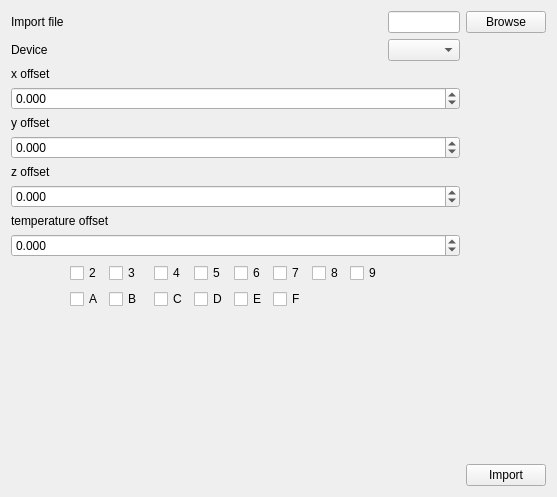
Before: the Qt Designer form mainwindow.ui in elizandm/tiltTestTool, drawn with Qt 5.
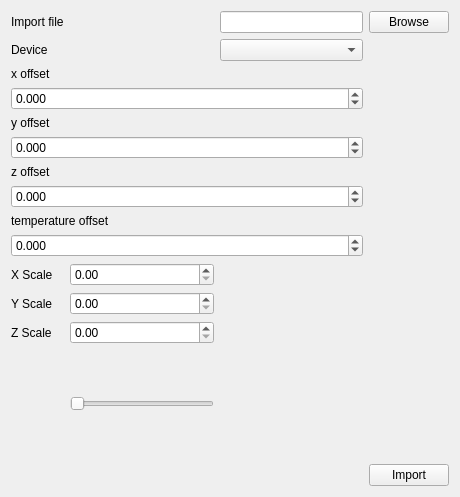
After: the same form once the commit is applied.

```diff
--- a/mainwindow.ui
+++ b/mainwindow.ui
@@ -15,7 +15,7 @@
   </property>
   <widget class="QWidget" name="centralWidget">
    <layout class="QGridLayout" name="gridLayout">
-    <item row="5" column="0" colspan="11">
+    <item row="5" column="0" colspan="3">
      <widget class="QDoubleSpinBox" name="doubleSpinBox_y_offset">
       <property name="decimals">
        <number>3</number>
@@ -31,7 +31,14 @@
       </property>
      </widget>
     </item>
-    <item row="9" column="0" colspan="11">
+    <item row="14" column="3">
+     <widget class="QPushButton" name="btn_import">
+      <property name="text">
+       <string>Import</string>
+      </property>
+     </widget>
+    </item>
+    <item row="9" column="0" colspan="3">
      <widget class="QDoubleSpinBox" name="doubleSpinBox_temp_offset">
       <property name="decimals">
        <number>3</number>
@@ -44,14 +51,7 @@
       </property>
      </widget>
     </item>
-    <item row="13" column="11">
-     <widget class="QPushButton" name="btn_import">
-      <property name="text">
-       <string>Import</string>
-      </property>
-     </widget>
-    </item>
-    <item row="7" column="0" colspan="11">
+    <item row="7" column="0" colspan="3">
      <widget class="QDoubleSpinBox" name="doubleSpinBox_z_offset">
       <property name="decimals">
        <number>3</number>
@@ -67,7 +67,7 @@
       </property>
      </widget>
     </item>
-    <item row="8" column="0" colspan="11">
+    <item row="8" column="0" colspan="3">
      <widget class="QLabel" name="label_5">
       <property name="text">
        <string>temperature offset</string>
@@ -102,7 +102,7 @@
       </property>
      </widget>
     </item>
-    <item row="3" column="0" colspan="11">
+    <item row="3" column="0" colspan="3">
      <widget class="QDoubleSpinBox" name="doubleSpinBox_x_offset">
       <property name="decimals">
        <number>3</number>
@@ -118,13 +118,13 @@
       </property>
      </widget>
     </item>
-    <item row="0" column="10">
-     <widget class="QLineEdit" name="lineEdit_import_file"/>
-    </item>
-    <item row="1" column="10">
+    <item row="1" column="2">
      <widget class="QComboBox" name="comboBox_device"/>
     </item>
-    <item row="0" column="11">
+    <item row="0" column="2">
+     <widget class="QLineEdit" name="lineEdit_import_file"/>
+    </item>
+    <item row="0" column="3">
      <widget class="QPushButton" name="btn_browse">
       <property name="text">
        <string>Browse</string>
@@ -138,7 +138,20 @@
       </property>
      </widget>
     </item>
-    <item row="12" column="0">
+    <item row="11" column="1">
+     <widget class="QDoubleSpinBox" name="Y_Scale_Spin"/>
+    </item>
+    <item row="13" column="1">
+     <widget class="QSlider" name="horizontalSlider">
+      <property name="orientation">
+       <enum>Qt::Horizontal</enum>
+      </property>
+     </widget>
+    </item>
+    <item row="10" column="1">
+     <widget class="QDoubleSpinBox" name="X_Scale_spin"/>
+    </item>
+    <item row="13" column="0">
      <spacer name="verticalSpacer">
       <property name="orientation">
        <enum>Qt::Vertical</enum>
@@ -151,101 +164,27 @@
       </property>
      </spacer>
     </item>
-    <item row="10" column="4">
-     <widget class="QCheckBox" name="checkBox_3">
-      <property name="text">
-       <string>4</string>
-      </property>
-     </widget>
+    <item row="12" column="1">
+     <widget class="QDoubleSpinBox" name="Z_Scale_Spin"/>
     </item>
-    <item row="10" column="1">
-     <widget class="QCheckBox" name="checkBox">
+    <item row="10" column="0">
+     <widget class="QLabel" name="label_7">
       <property name="text">
-       <string>2</string>
+       <string>X Scale</string>
       </property>
      </widget>
     </item>
-    <item row="10" column="9">
-     <widget class="QCheckBox" name="checkBox_8">
+    <item row="11" column="0">
+     <widget class="QLabel" name="label_8">
       <property name="text">
-       <string>9</string>
+       <string>Y Scale</string>
       </property>
      </widget>
     </item>
-    <item row="10" column="2">
-     <widget class="QCheckBox" name="checkBox_2">
+    <item row="12" column="0">
+     <widget class="QLabel" name="label_9">
       <property name="text">
-       <string>3</string>
-      </property>
-     </widget>
-    </item>
-    <item row="10" column="5">
-     <widget class="QCheckBox" name="checkBox_4">
-      <property name="text">
-       <string>5</string>
-      </property>
-     </widget>
-    </item>
-    <item row="10" column="7">
-     <widget class="QCheckBox" name="checkBox_6">
-      <property name="text">
-       <string>7</string>
-      </property>
-     </widget>
-    </item>
-    <item row="10" column="6">
-     <widget class="QCheckBox" name="checkBox_5">
-      <property name="text">
-       <string>6</string>
-      </property>
-     </widget>
-    </item>
-    <item row="10" column="8">
-     <widget class="QCheckBox" name="checkBox_7">
-      <property name="text">
-       <string>8</string>
-      </property>
-     </widget>
-    </item>
-    <item row="11" column="1">
-     <widget class="QCheckBox" name="checkBox_9">
-      <property name="text">
-       <string>A</string>
-      </property>
-     </widget>
-    </item>
-    <item row="11" column="2">
-     <widget class="QCheckBox" name="checkBox_10">
-      <property name="text">
-       <string>B</string>
-      </property>
-     </widget>
-    </item>
-    <item row="11" column="4">
-     <widget class="QCheckBox" name="checkBox_11">
-      <property name="text">
-       <string>C</string>
-      </property>
-     </widget>
-    </item>
-    <item row="11" column="5">
-     <widget class="QCheckBox" name="checkBox_12">
-      <property name="text">
-       <string>D</string>
-      </property>
-     </widget>
-    </item>
-    <item row="11" column="6">
-     <widget class="QCheckBox" name="checkBox_13">
-      <property name="text">
-       <string>E</string>
-      </property>
-     </widget>
-    </item>
-    <item row="11" column="7">
-     <widget class="QCheckBox" name="checkBox_14">
-      <property name="text">
-       <string>F</string>
+       <string>Z Scale</string>
       </property>
      </widget>
     </item>
```
Left out of the diff: 14 changed lines with no effect on the pictures.
